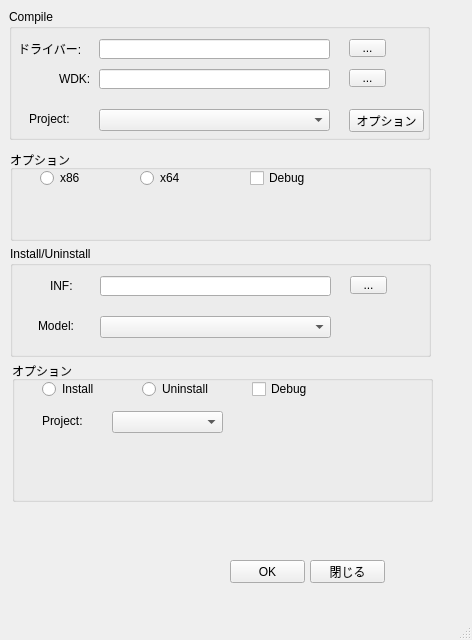
The window that untitled.ui (lsdt45/PythonProject) describes before a commit, drawn with Qt 5.
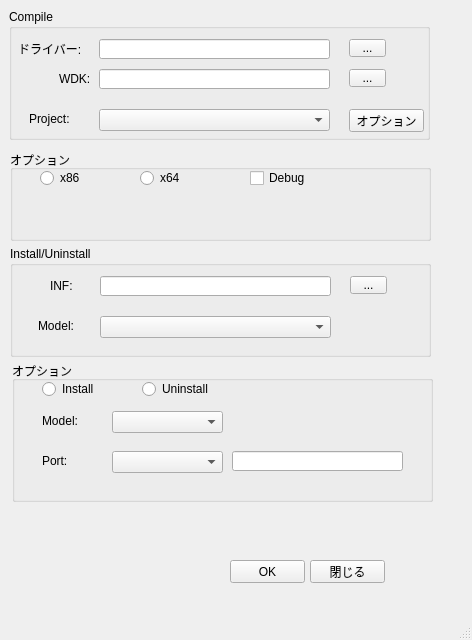
The same window after the commit.

What changed in the file:
```diff
--- a/untitled.ui
+++ b/untitled.ui
@@ -326,19 +326,6 @@
       <string>Uninstall</string>
      </property>
     </widget>
-    <widget class="QCheckBox" name="checkBox_3">
-     <property name="geometry">
-      <rect>
-       <x>240</x>
-       <y>20</y>
-       <width>71</width>
-       <height>16</height>
-      </rect>
-     </property>
-     <property name="text">
-      <string>Debug</string>
-     </property>
-    </widget>
     <widget class="QComboBox" name="comboBox_3">
      <property name="geometry">
       <rect>
@@ -359,7 +346,40 @@
       </rect>
      </property>
      <property name="text">
-      <string>Project:</string>
+      <string>Model:</string>
+     </property>
+    </widget>
+    <widget class="QLabel" name="label_7">
+     <property name="geometry">
+      <rect>
+       <x>30</x>
+       <y>90</y>
+       <width>50</width>
+       <height>20</height>
+      </rect>
+     </property>
+     <property name="text">
+      <string>Port:</string>
+     </property>
+    </widget>
+    <widget class="QComboBox" name="comboBox_4">
+     <property name="geometry">
+      <rect>
+       <x>100</x>
+       <y>90</y>
+       <width>111</width>
+       <height>22</height>
+      </rect>
+     </property>
+    </widget>
+    <widget class="QLineEdit" name="lineEdit_4">
+     <property name="geometry">
+      <rect>
+       <x>220</x>
+       <y>90</y>
+       <width>171</width>
+       <height>20</height>
+      </rect>
      </property>
     </widget>
    </widget>
```
